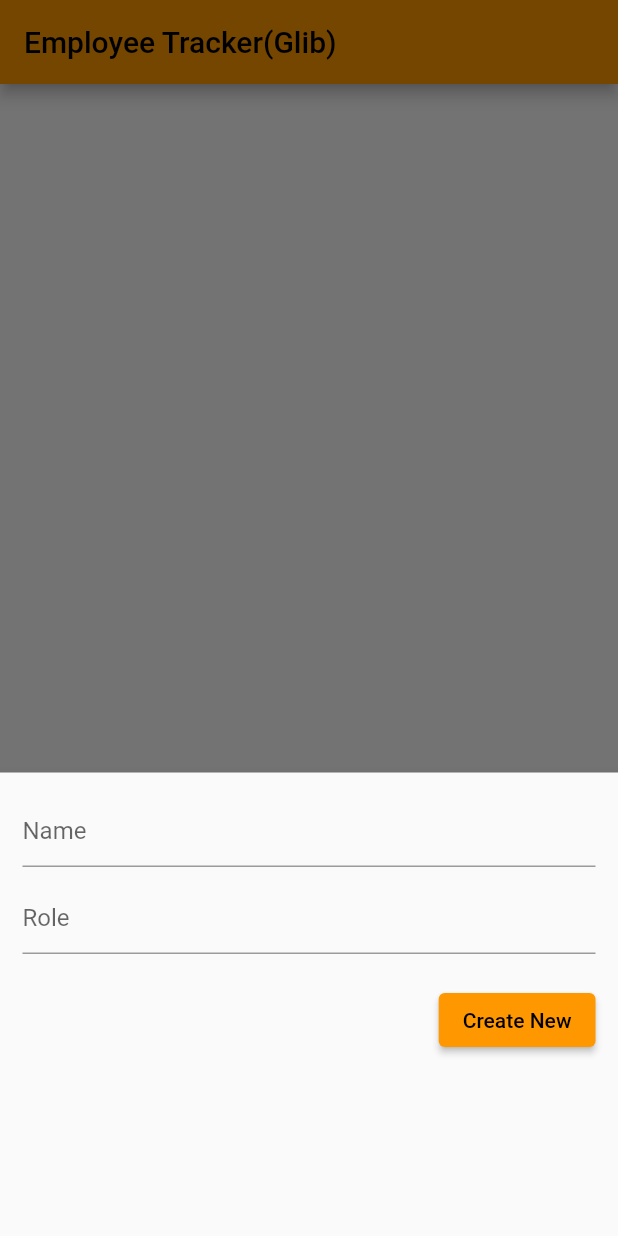
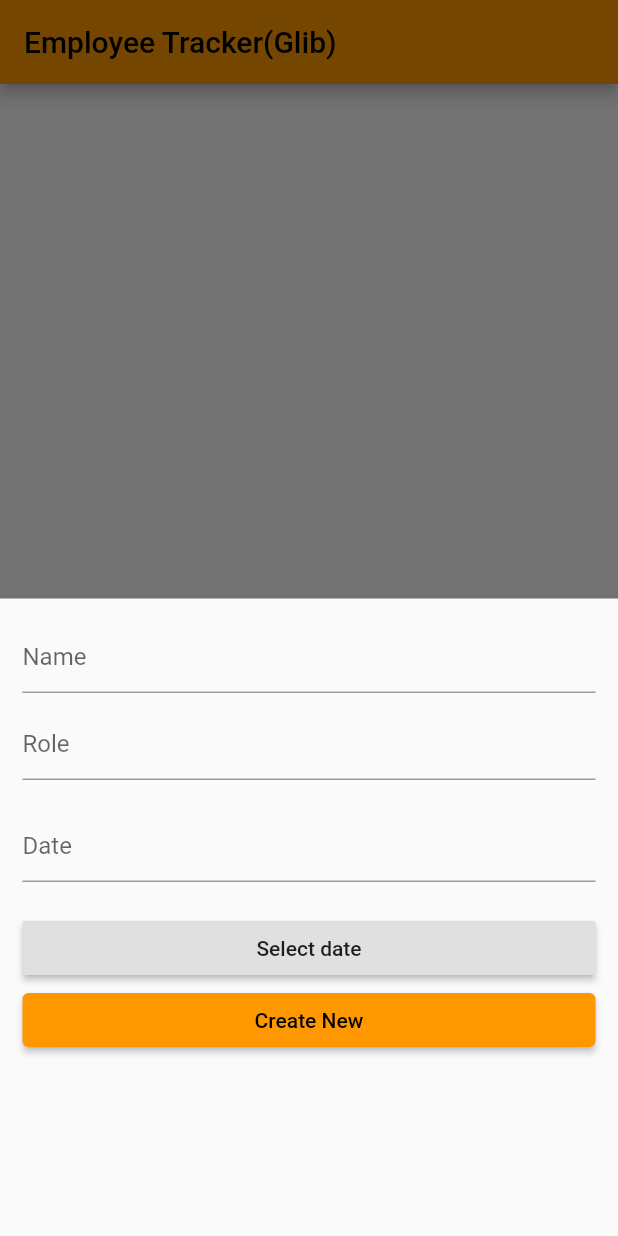
Before and after one commit to android-guru-vikas/flutter-demo, a Flutter app: the screen it shows after launch, after a tap on the "add" icon, on a phone screen of 412 x 824 dp. Run offline on Flutter 3.47's test engine with Material 2 defaults, Android fonts, the phone set to English and light mode, and no system bars; our stand-ins replace sqflite; accounts and stored records are empty.

Commit message:
Added date feature

```diff
--- a/lib/main.dart
+++ b/lib/main.dart
@@ -1,6 +1,7 @@
 import 'package:flutter/material.dart';
 
 import 'sql_helper.dart';
+import 'package:intl/intl.dart';
 
 void main() {
   runApp(const MyApp());
@@ -32,6 +33,27 @@ class HomePage extends StatefulWidget {
 class _HomePageState extends State<HomePage> {
   List<Map<String, dynamic>> _journals = [];
   bool _isLoading = true;
+  DateTime selectedDate = DateTime.now();
+
+  void _selectDate(){
+    showDatePicker(
+      context: context,
+      initialDate: selectedDate,
+      firstDate: DateTime(1950),
+      lastDate: DateTime.now(),
+    ).then((pickedDate) {
+      if (pickedDate == null) {
+        return;
+      }
+
+      setState(() {
+        selectedDate = pickedDate;
+        print("selected date : " + selectedDate.toString().substring(0,10));
+        _dateController.text = "${selectedDate.toLocal()}".split(' ')[0];
+        // _dateController.text = selectedDate.toString().substring(0,10);
+      });
+    });
+  }
 
   void _refreshJournals() async {
     final data = await SQLHelper.getItems();
@@ -49,13 +71,18 @@ class _HomePageState extends State<HomePage> {
 
   final TextEditingController _nameController = TextEditingController();
   final TextEditingController _roleController = TextEditingController();
+  final TextEditingController _dateController = TextEditingController();
 
   void _showForm(int? id) async {
     if (id != null) {
-      final existingJournal =
-          _journals.firstWhere((element) => element['emp_id'] == id);
+      final existingJournal = _journals.firstWhere((element) => element['emp_id'] == id);
       _nameController.text = existingJournal['name'];
       _roleController.text = existingJournal['role'];
+      print("Date set to text view : " + existingJournal['date']);
+      // final DateTime date = DateTime.fromMillisecondsSinceEpoch(int.parse(existingJournal['date']));
+      // final DateFormat formatter = DateFormat('yyyy-MM-dd');
+      // final String formatted = formatter.format(date);
+      _dateController.text = existingJournal['date'];
     }
 
     showModalBottomSheet(
@@ -88,6 +115,23 @@ class _HomePageState extends State<HomePage> {
                   const SizedBox(
                     height: 20,
                   ),
+                  Column(
+                    mainAxisSize: MainAxisSize.max,
+                    crossAxisAlignment: CrossAxisAlignment.stretch,
+                    children: <Widget>[
+                      TextField(
+                        controller: _dateController,
+                        decoration: const InputDecoration(hintText: 'Date'),
+                      ),
+                      const SizedBox(
+                        height: 20.0,
+                      ),
+                      RaisedButton(
+                        onPressed: () => _selectDate(),
+                        child: Text('Select date'),
+                      ),
+                    ],
+                  ),
                   ElevatedButton(
                       onPressed: () async {
                         // Save new journal
@@ -102,12 +146,14 @@ class _HomePageState extends State<HomePage> {
                         // Clear the text fields
                         _nameController.text = '';
                         _roleController.text = '';
+                        _dateController.text = '';
 
                         // Close the bottom sheet
                         Navigator.of(context).pop();
                       },
+                      child: Center(
                         child: Text(id == null ? 'Create New' : 'Update'),
-                  )
+                      ))
                 ],
               ),
             ));
@@ -115,13 +161,13 @@ class _HomePageState extends State<HomePage> {
 
 // Insert a new journal to the database
   Future<void> _addItem() async {
-    await SQLHelper.createItem(_nameController.text, _roleController.text);
+    await SQLHelper.createItem(_nameController.text, _roleController.text, _dateController.text);
     _refreshJournals();
   }
 
   // Update an existing journal
   Future<void> _updateItem(int id) async {
-    await SQLHelper.updateItem(id, _nameController.text, _roleController.text);
+    await SQLHelper.updateItem(id, _nameController.text, _roleController.text, _dateController.text);
     _refreshJournals();
   }
 
@@ -129,7 +175,7 @@ class _HomePageState extends State<HomePage> {
   void _deleteItem(int id) async {
     await SQLHelper.deleteItem(id);
     ScaffoldMessenger.of(context).showSnackBar(const SnackBar(
-      content: Text('Successfully deleted a journal!'),
+      content: Text('Successfully deleted an employee!'),
     ));
     _refreshJournals();
   }
@@ -177,4 +223,5 @@ class _HomePageState extends State<HomePage> {
       ),
     );
   }
+
 }
--- a/lib/sql_helper.dart
+++ b/lib/sql_helper.dart
@@ -7,7 +7,7 @@ class SQLHelper {
         emp_id INTEGER PRIMARY KEY AUTOINCREMENT NOT NULL,
         name TEXT,
         role TEXT,
-        createdAt TIMESTAMP NOT NULL DEFAULT CURRENT_TIMESTAMP
+        date TEXT
       )
       """);
   }
@@ -23,12 +23,11 @@ class SQLHelper {
   }
 
   // Create new item (journal)
-  static Future<int> createItem(String title, String? descrption) async {
+  static Future<int> createItem(String title, String? descrption, String dateTime) async {
     final db = await SQLHelper.db();
 
-    final data = {'name': title, 'role': descrption};
-    final id = await db.insert('items', data,
-        conflictAlgorithm: sql.ConflictAlgorithm.replace);
+    final data = {'name': title, 'role': descrption, 'date': dateTime};
+    final id = await db.insert('items', data, conflictAlgorithm: sql.ConflictAlgorithm.replace);
     return id;
   }
 
@@ -47,13 +46,13 @@ class SQLHelper {
 
   // Update an item by id
   static Future<int> updateItem(
-      int id, String title, String? descrption) async {
+      int id, String title, String? descrption, String dateTime) async {
     final db = await SQLHelper.db();
 
     final data = {
       'name': title,
       'role': descrption,
-      'createdAt': DateTime.now().toString()
+      'date': dateTime
     };
 
     final result =
--- a/pubspec.yaml
+++ b/pubspec.yaml
@@ -35,7 +35,7 @@ dependencies:
   # Use with the CupertinoIcons class for iOS style icons.
   cupertino_icons: ^1.0.2
   sqflite: ^2.0.2+1
-
+  intl: ^0.17.0
 dev_dependencies:
   flutter_test:
     sdk: flutter
```
Also changed, not shown: pubspec.lock. Lines whose indentation alone changed are shown as unchanged.
